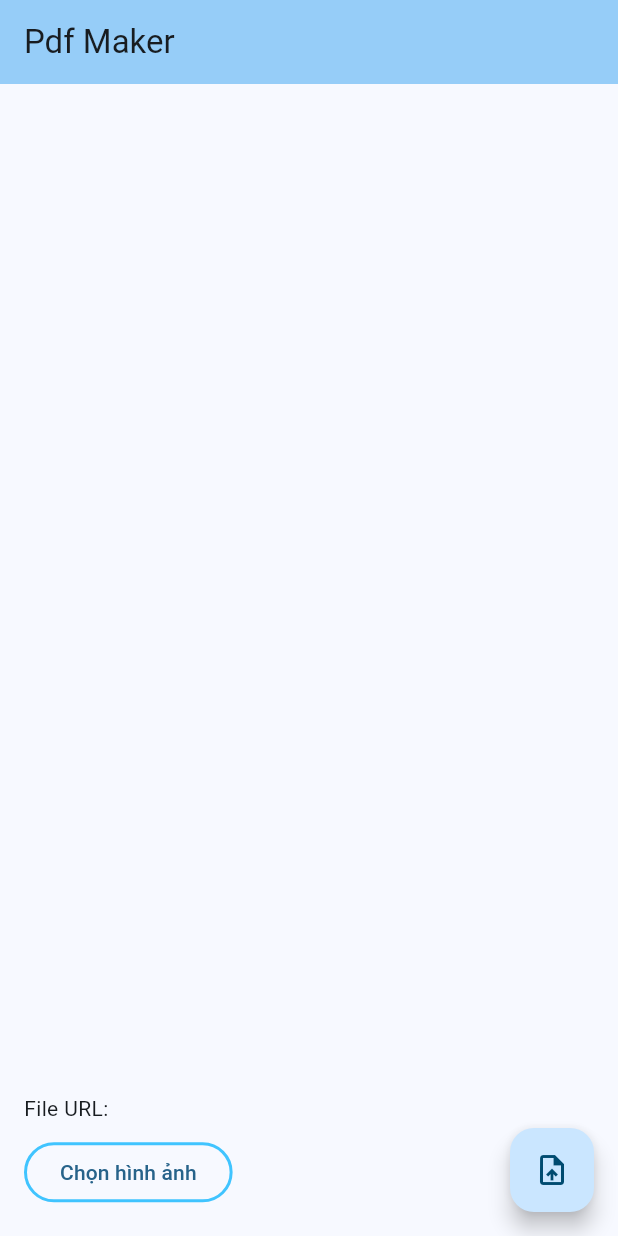
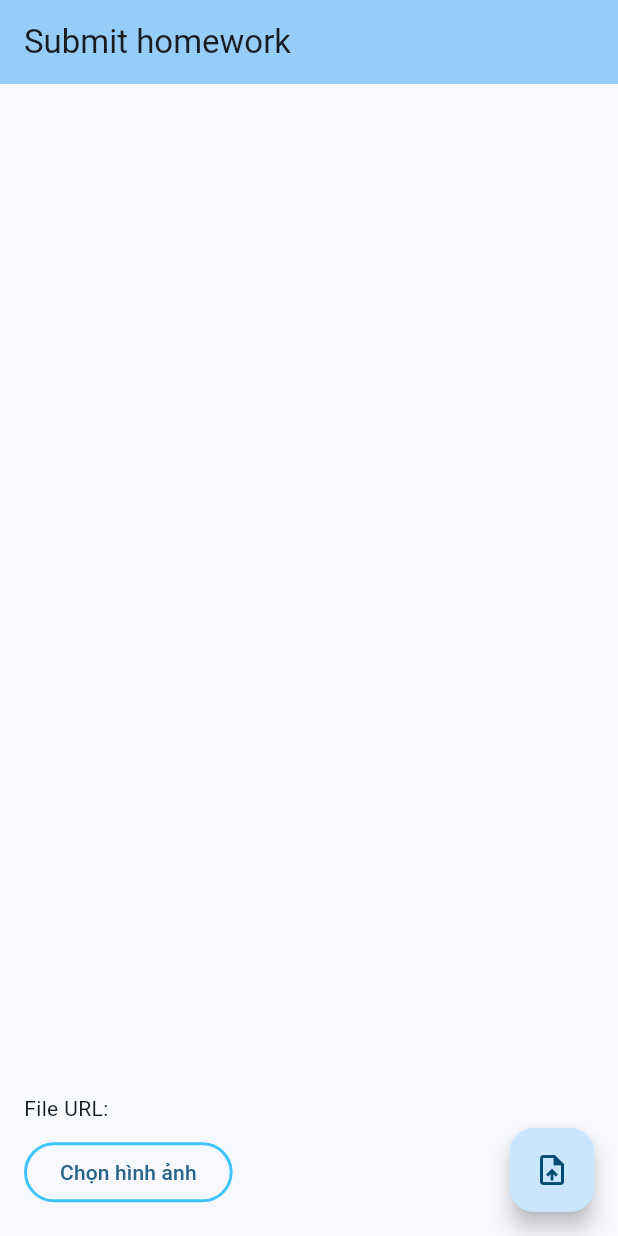
Before and after one commit to khanhkk96/ImagePdfApp, a Flutter app: the screen it shows after launch, on a phone screen of 412 x 824 dp. Run offline on Flutter 3.47's test engine with Material 3 defaults, Android fonts, the phone set to English and light mode, and no system bars; our stand-ins replace flutter_image_compress, fluttertoast, google_sign_in, image_picker; missing offline and left inert: googleapis.

Commit message:
khanhkk_change app icon

```diff
--- a/lib/loading.dart
+++ /dev/null
@@ -1,4 +0,0 @@
-
-
-import 'package:flutter/cupertino.dart';
-import 'package:flutter/material.dart';
--- a/lib/main.dart
+++ b/lib/main.dart
@@ -13,8 +13,6 @@ import 'package:googleapis/drive/v3.dart' as drive;
 import 'package:http/http.dart' as http;
 import 'package:http_parser/http_parser.dart';
 import 'package:path/path.dart';
-
-import 'loading.dart';
 
 void main() {
   runApp(const MyApp());
@@ -33,7 +31,7 @@ class MyApp extends StatelessWidget {
         useMaterial3: true,
       ),
       home: const Scaffold(
-        body: MyHomePage(title: 'Pdf Maker'),
+        body: MyHomePage(title: 'Submit homework'),
       ),
     );
   }
--- a/pubspec.yaml
+++ b/pubspec.yaml
@@ -45,6 +45,7 @@ dependencies:
   path: ^1.9.0
   fluttertoast: ^8.1.1
   flutter_image_compress: ^2.3.0
+  flutter_launcher_icons: ^0.13.1
 
 dev_dependencies:
   flutter_test:
@@ -98,3 +99,7 @@ flutter:
   #
   # For details regarding fonts from package dependencies,
   # see https://flutter.dev/custom-fonts/#from-packages
+flutter_icons:
+  android: "launcher_icon"
+  ios: true
+  image_path: "assets/homework.png"
```
Also changed, not shown: assets/homework.png (added), pubspec.lock, 28 other files.
